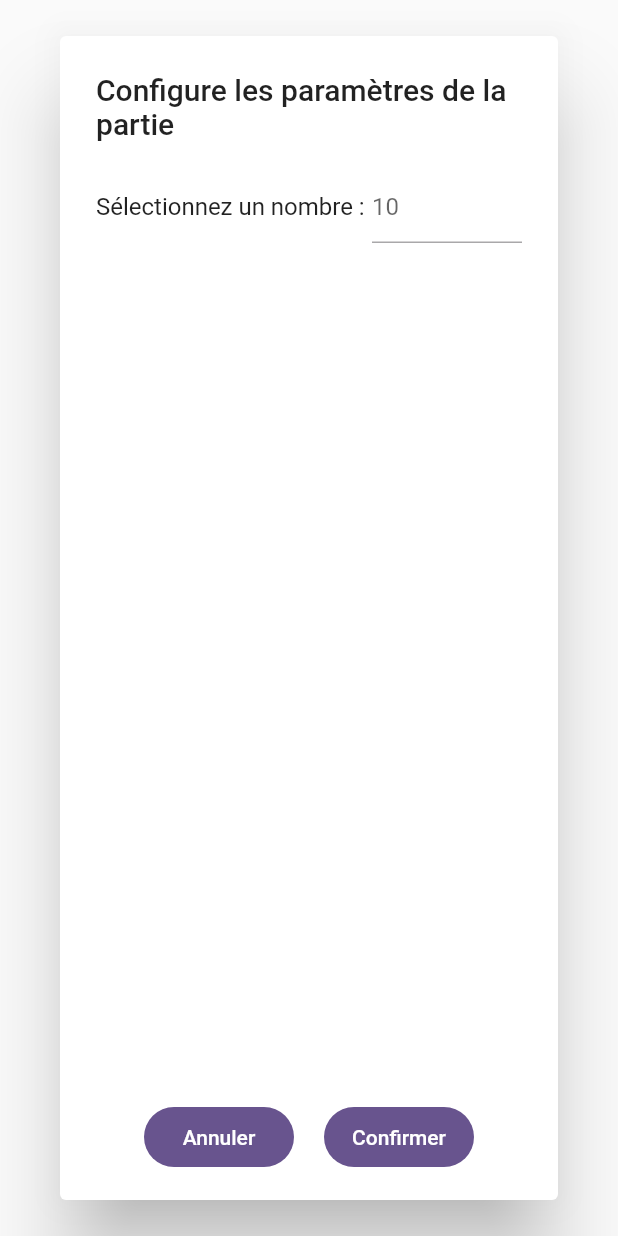
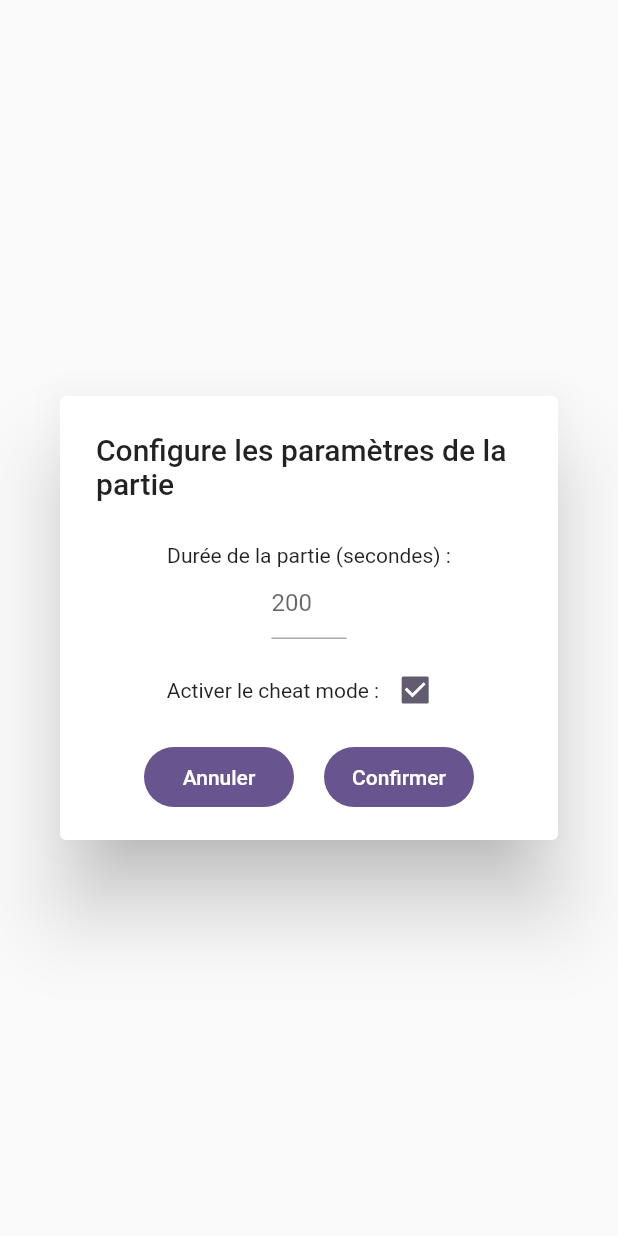
Before and after one commit to margielamob/Cherches-Trouves-Gagnes, a Flutter app: the GameConstantsDialog widget shown alone on an empty page, opened directly with empty values, on a phone screen of 412 x 824 dp. Run offline on Flutter 3.47's test engine with Material 2 defaults, Android fonts, the phone set to English and light mode, and no system bars; our stand-ins replace audioplayers, camera, cloud_firestore, firebase_auth, firebase_core, firebase_storage and 3 more; missing offline and left inert: lzstring; accounts and stored records are empty; network calls fail.

Commit message:
DialogBox to set params of the game done on client léger

```diff
--- a/flutter/app/lib/components/game_constants_dialog.dart
+++ b/flutter/app/lib/components/game_constants_dialog.dart
@@ -2,6 +2,7 @@ import 'package:app/domain/models/game_card_model.dart';
 import 'package:app/domain/services/auth_service.dart';
 import 'package:app/domain/services/game_manager_service.dart';
 import 'package:flutter/material.dart';
+import 'package:flutter/services.dart';
 import 'package:get/get.dart';
 import 'package:provider/provider.dart';
 
@@ -16,43 +17,62 @@ class GameConstantsDialog extends StatefulWidget {
 }
 
 class _GameConstantsDialogState extends State<GameConstantsDialog> {
-  int selectedNumber = 200;
-  bool checkboxValue = true;
+  int gameTimer = 200;
+  bool cheatModeActivated = true;
   @override
   Widget build(BuildContext context) {
     final gameManager = Provider.of<GameManagerService>(context);
     return AlertDialog(
       title: Text("Configure les paramètres de la partie"),
-      content: Column(
+      actions: <Widget>[
+        Column(
+          mainAxisAlignment: MainAxisAlignment.center,
           children: [
-          // Number input
-          Row(
-            mainAxisAlignment: MainAxisAlignment.spaceBetween,
-            children: [
-              Text("Sélectionnez un nombre :"),
+            Text("Durée de la partie (secondes) :"),
             SizedBox(
-                width: 100,
+              width: 50,
               child: TextField(
                 keyboardType: TextInputType.number,
                 onChanged: (value) {
-                    selectedNumber = int.tryParse(value) ?? selectedNumber;
+                  gameTimer = int.tryParse(value) ?? gameTimer;
+                  setState(() {
+                    gameTimer = gameTimer < 10 ? 10 : gameTimer;
+                  });
                 },
+                inputFormatters: [
+                  FilteringTextInputFormatter.allow(RegExp(r'^\d+')),
+                  FilteringTextInputFormatter.deny(RegExp(r'^[0]{2,}')),
+                  FilteringTextInputFormatter.digitsOnly,
+                  LengthLimitingTextInputFormatter(4),
+                ],
                 decoration: InputDecoration(
-                    hintText: "10",
+                  hintText: "200",
                 ),
               ),
+            ),
+            SizedBox(height: 10),
+            Row(
+              mainAxisAlignment: MainAxisAlignment.center,
+              children: [
+                Text("Activer le cheat mode :"),
+                Checkbox(
+                  value: cheatModeActivated,
+                  onChanged: (value) {
+                    setState(() {
+                      cheatModeActivated = value ?? cheatModeActivated;
+                    });
+                  },
                 ),
               ],
             ),
             SizedBox(height: 10),
-        ],
-      ),
-      actions: <Widget>[
             Row(
               mainAxisAlignment: MainAxisAlignment.center,
               children: [
                 FilledButton(
-              onPressed: () {},
+                  onPressed: () {
+                    Navigator.of(context).pop();
+                  },
                   style: ButtonStyle(
                     minimumSize: MaterialStateProperty.all(Size(100.0, 40.0)),
                   ),
@@ -61,7 +81,9 @@ class _GameConstantsDialogState extends State<GameConstantsDialog> {
                 SizedBox(width: 20),
                 FilledButton(
                   onPressed: () {
-                gameManager.createMultiplayerGame(widget.data.id, true, 100);
+                    print(gameTimer);
+                    gameManager.createMultiplayerGame(
+                        widget.data.id, cheatModeActivated, gameTimer);
                     gameManager.currentGameId = widget.data.id;
                     gameManager.gameCards = widget.data;
                   },
@@ -72,6 +94,8 @@ class _GameConstantsDialogState extends State<GameConstantsDialog> {
                 ),
               ],
             ),
+          ],
+        ),
         SizedBox(height: 10),
       ],
     );
```
Lines whose indentation alone changed are shown as unchanged.
